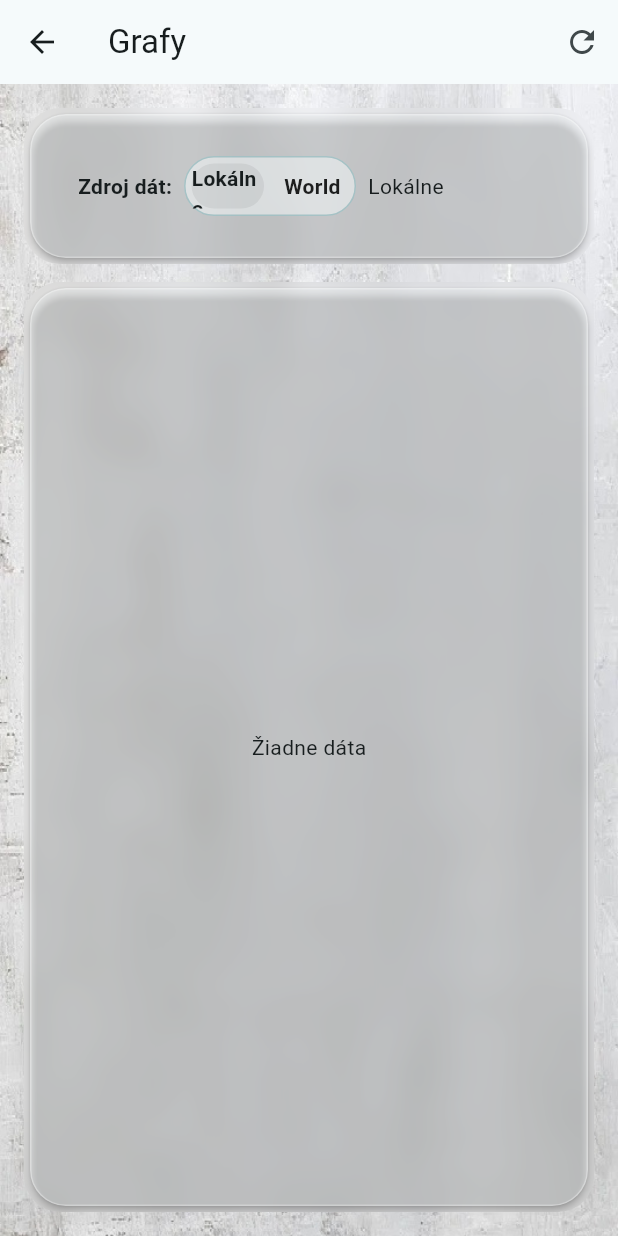
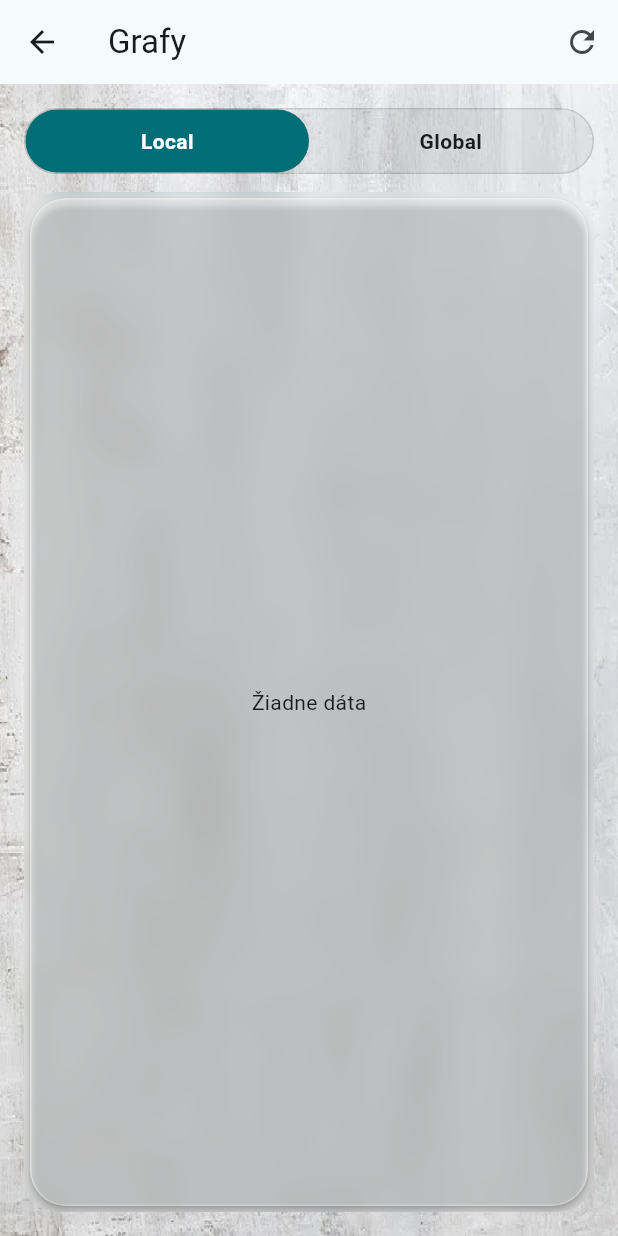
Before and after one commit to S4B4T0N/ExpitPollRequest, a Flutter app: the screen it shows after launch, after a tap on "Grafy", on a phone screen of 412 x 824 dp. Run offline on Flutter 3.47's test engine with Material 3 defaults, Android fonts, the phone set to English and light mode, and no system bars; our stand-ins replace pie_chart, sqflite, supabase_flutter; accounts and stored records are empty.

Commit message:
uprava vizualnej stranky aplikacie, zjednotenie stylu, teraz je cely vizual pod jednym suborom visual.dart, predtym uprava sinchronizacie z supabase aplikacia dokoncena traba   , dokumentaciu

```diff
--- /dev/null
+++ b/lib/config/visual/visual.dart
@@ -0,0 +1,258 @@
+// lib/config/visual/visual.dart
+import 'package:flutter/material.dart';
+
+/// Vizuál a paleta pre celú appku.
+/// Úpravy farieb sprav iba tu.
+class Visual {
+  const Visual._();
+
+  // === PALETA ===============================================================
+
+  /// Základná farba (teal/green).
+  static const Color primary = Color(0xFF006D77);
+
+  /// Svetlá “teal” pre akcenty.
+  static const Color primaryLight = Color(0xFF83C5BE);
+
+  /// Jemná sivá linka.
+  static const Color stroke = Color(0x1F000000);
+
+  /// Povrch pre sklo a odznaky v svetlom režime.
+  static Color surfaceLight(BuildContext c) => Colors.white.withOpacity(0.75);
+
+  /// Povrch pre sklo a odznaky v tmavom režime.
+  static Color surfaceDark(BuildContext c) => Colors.black.withOpacity(0.55);
+
+  // === HEADER / FOOTER =====================================================
+
+  /// Horný pás s názvom a voliteľným podtitulom + vertikálny “fade”.
+  static Widget header({
+    required BuildContext context,
+    required String title,
+    String? subtitle,
+  }) {
+    final isDark = Theme.of(context).brightness == Brightness.dark;
+    final bg = isDark ? Colors.black : Colors.white;
+    final fg = isDark ? Colors.white : Colors.black;
+
+    return Column(
+      mainAxisSize: MainAxisSize.min,
+      children: [
+        Container(
+          width: double.infinity,
+          color: bg,
+          padding: const EdgeInsets.fromLTRB(24, 18, 24, 12),
+          child: Column(
+            crossAxisAlignment: CrossAxisAlignment.start,
+            children: [
+              Text(
+                title,
+                textAlign: TextAlign.start,
+                style: Theme.of(context)
+                    .textTheme
+                    .headlineSmall
+                    ?.copyWith(color: fg, fontWeight: FontWeight.w700),
+              ),
+              if (subtitle != null) ...[
+                const SizedBox(height: 6),
+                Text(
+                  subtitle,
+                  style: Theme.of(context)
+                      .textTheme
+                      .bodyMedium
+                      ?.copyWith(color: fg.withOpacity(0.72)),
+                ),
+              ],
+            ],
+          ),
+        ),
+        // jemný gradient do obsahu
+        Container(
+          width: double.infinity,
+          height: 20,
+          decoration: BoxDecoration(
+            gradient: LinearGradient(
+              begin: Alignment.topCenter,
+              end: Alignment.bottomCenter,
+              colors: isDark
+                  ? [bg, bg.withOpacity(0.0)]
+                  : [bg, bg.withOpacity(0.0)],
+            ),
+          ),
+        ),
+      ],
+    );
+  }
+
+  /// Spodný pás s textom. Použi do `bottomNavigationBar: Visual.footer(context)`.
+  static Widget footer(BuildContext context, {String? text}) {
+    final isDark = Theme.of(context).brightness == Brightness.dark;
+    final bg = isDark ? Colors.black : Colors.white;
+    final fg = isDark ? Colors.white70 : Colors.black54;
+
+    return Column(
+      mainAxisSize: MainAxisSize.min,
+      children: [
+        // jemný gradient nahor
+        Container(
+          height: 12,
+          width: double.infinity,
+          decoration: BoxDecoration(
+            gradient: LinearGradient(
+              begin: Alignment.bottomCenter,
+              end: Alignment.topCenter,
+              colors: isDark
+                  ? [bg, bg.withOpacity(0.0)]
+                  : [bg, bg.withOpacity(0.0)],
+            ),
+          ),
+        ),
+        Container(
+          width: double.infinity,
+          color: bg,
+          padding: const EdgeInsets.symmetric(vertical: 10, horizontal: 16),
+          child: Text(
+            text ?? 'Autor: Tomáš Z.  •  Študentský projekt',
+            textAlign: TextAlign.center,
+            style: Theme.of(context).textTheme.bodySmall?.copyWith(color: fg),
+          ),
+        ),
+      ],
+    );
+  }
+
+  // === BADGE / OSTATNÉ =====================================================
+
+  /// Odznak s jednotným vzhľadom (napr. počet respondentov).
+  static Widget badge(BuildContext context, Widget child) {
+    final isDark = Theme.of(context).brightness == Brightness.dark;
+    final bg = isDark ? surfaceDark(context) : surfaceLight(context);
+    final border = Theme.of(context).colorScheme.outlineVariant;
+
+    return Container(
+      padding: const EdgeInsets.symmetric(vertical: 8, horizontal: 12),
+      decoration: BoxDecoration(
+        color: bg,
+        borderRadius: BorderRadius.circular(12),
+        border: Border.all(color: border),
+      ),
+      child: child,
+    );
+  }
+
+  /// Segmentový prepínač “Local / Global” v štýle “tabletky”.
+  /// [isLocal] = true => Local aktivný; false => Global aktivný.
+  static Widget segmentedLocalGlobal({
+    required BuildContext context,
+    required bool isLocal,
+    required ValueChanged<bool> onChanged,
+  }) {
+    final isDark = Theme.of(context).brightness == Brightness.dark;
+    final shell = isDark
+        ? Colors.white.withOpacity(0.08)
+        : Colors.black.withOpacity(0.06);
+
+    final activeBg = primary; // plný akcent
+    final activeFg = Colors.white;
+    final inactiveFg =
+        Theme.of(context).textTheme.bodyMedium?.color ?? Colors.black87;
+
+    return Container(
+      height: 44,
+      decoration: BoxDecoration(
+        color: shell,
+        borderRadius: BorderRadius.circular(24),
+        border: Border.all(color: stroke),
+      ),
+      child: Row(
+        children: [
+          // Local
+          Expanded(
+            child: InkWell(
+              borderRadius: BorderRadius.circular(24),
+              onTap: () => onChanged(true),
+              child: AnimatedContainer(
+                duration: const Duration(milliseconds: 180),
+                curve: Curves.easeOut,
+                decoration: BoxDecoration(
+                  color: isLocal ? activeBg : Colors.transparent,
+                  borderRadius: BorderRadius.circular(24),
+                ),
+                alignment: Alignment.center,
+                child: Padding(
+                  padding: const EdgeInsets.symmetric(horizontal: 8),
+                  child: Text(
+                    'Local',
+                    style: TextStyle(
+                      fontWeight: FontWeight.w700,
+                      color: isLocal ? activeFg : inactiveFg,
+                    ),
+                  ),
+                ),
+              ),
+            ),
+          ),
+          // Global
+          Expanded(
+            child: InkWell(
+              borderRadius: BorderRadius.circular(24),
+              onTap: () => onChanged(false),
+              child: AnimatedContainer(
+                duration: const Duration(milliseconds: 180),
+                curve: Curves.easeOut,
+                decoration: BoxDecoration(
+                  color: !isLocal ? activeBg : Colors.transparent,
+                  borderRadius: BorderRadius.circular(24),
+                ),
+                alignment: Alignment.center,
+                child: Padding(
+                  padding: const EdgeInsets.symmetric(horizontal: 8),
+                  child: Text(
+                    'Global',
+                    style: TextStyle(
+                      fontWeight: FontWeight.w700,
+                      color: !isLocal ? activeFg : inactiveFg,
+                    ),
+                  ),
+                ),
+              ),
+            ),
+          ),
+        ],
+      ),
+    );
+  }
+
+  // === POMOCNÉ STYLY PRE TLAČIDLÁ NA SKLE ==================================
+
+  /// Jednotný vzhľad “plných” tlačidiel na skle (bez zmeny logiky).
+  static ButtonStyle glassPrimaryButtonStyle(BuildContext context) {
+    final cs = Theme.of(context).colorScheme;
+    return ElevatedButton.styleFrom(
+      backgroundColor: primary,
+      foregroundColor: Colors.white,
+      textStyle: const TextStyle(fontSize: 16, fontWeight: FontWeight.w600),
+      padding: const EdgeInsets.symmetric(vertical: 16, horizontal: 16),
+      shape: RoundedRectangleBorder(borderRadius: BorderRadius.circular(16)),
+      elevation: 0,
+      shadowColor: Colors.transparent,
+      overlayColor: cs.onPrimary.withOpacity(0.06),
+    );
+  }
+
+  /// Sekundárne tlačidlo na skle.
+  static ButtonStyle glassSecondaryButtonStyle(BuildContext context) {
+    final isDark = Theme.of(context).brightness == Brightness.dark;
+    final bg = isDark ? surfaceDark(context) : surfaceLight(context);
+    final fg = Theme.of(context).colorScheme.onSurface;
+    return ElevatedButton.styleFrom(
+      backgroundColor: bg,
+      foregroundColor: fg,
+      textStyle: const TextStyle(fontSize: 16, fontWeight: FontWeight.w600),
+      padding: const EdgeInsets.symmetric(vertical: 16, horizontal: 16),
+      shape: RoundedRectangleBorder(borderRadius: BorderRadius.circular(16)),
+      elevation: 0,
+      shadowColor: Colors.transparent,
+    );
+  }
+}
--- a/lib/main.dart
+++ b/lib/main.dart
@@ -1,8 +1,10 @@
-// lib/main.dart
+// lib/main.dart  (iba vizuálne úpravy; logika bez zmeny)
 import 'dart:async';
 import 'package:flutter/material.dart';
 import 'package:supabase_flutter/supabase_flutter.dart';
+import 'package:uuid/uuid.dart';
 
+import 'package:exit_poll_request/config/visual/visual.dart';
 import 'package:exit_poll_request/data/app_db.dart';
 import 'package:exit_poll_request/data/people_store.dart';
 import 'package:exit_poll_request/data/supabase_sync.dart';
@@ -16,15 +18,43 @@ import 'package:exit_poll_request/screens/napoveda.dart';
 final themeMode = ValueNotifier<ThemeMode>(ThemeMode.system);
 bool _cloudEnabled = false;
 
+class _AutoPush {
+  static Timer? _t;
+  static void start({Duration interval = const Duration(seconds: 10)}) {
+    stop();
+    _t = Timer.periodic(interval, (_) => _tick());
+  }
+
+  static void stop() {
+    _t?.cancel();
+    _t = null;
+  }
+
+  static Future<void> _tick() async {
+    if (!_cloudEnabled) return;
+    try {
+      final all = await AppDb.i.getAllPersons();
+      if (all.isEmpty) {
+        debugPrint('[AutoPush] nothing to push');
+        return;
+      }
+      final pushed = await SupaSync.upsertAll(all);
+      debugPrint(
+          '[AutoPush] pushed=$pushed @ ${DateTime.now().toIso8601String()}');
+    } catch (e, st) {
+      debugPrint('[AutoPush] error: $e');
+      debugPrint('$st');
+    }
+  }
+}
+
 Future<void> main() async {
   WidgetsFlutterBinding.ensureInitialized();
 
   await Supabase.initialize(
     url: 'https://crxmeutmisfuaatrlalb.supabase.co',
     anonKey:
-        'eyJhbGciOiJIUzI1NiIsInR5cCI6IkpXVCJ9.eyJpc3MiOiJzdXBhYmFzZSIsInJlZiI6ImNy'
-        'eG1ldXRtaXNmdWFhdHJsYWxiIiwicm9sZSI6ImFub24iLCJpYXQiOjE3NjA5NTYxNDUsImV4'
-        'cCI6MjA3NjUzMjE0NX0._hM0-5D3-fKSqWv1Rb5STnRY40diP8kZdpsRldy-Ih0',
+        'eyJhbGciOiJIUzI1NiIsInR5cCI6IkpXVCJ9.eyJpc3MiOiJzdXBhYmFzZSIsInJlZiI6ImNyeG1ldXRtaXNmdWFhdHJsYWxiIiwicm9sZSI6ImFub24iLCJpYXQiOjE3NjA5NTYxNDUsImV4cCI6MjA3NjUzMjE0NX0._hM0-5D3-fKSqWv1Rb5STnRY40diP8kZdpsRldy-Ih0',
   );
   _cloudEnabled = true;
 
@@ -34,6 +64,7 @@ Future<void> main() async {
     ..clear()
     ..addAll(local);
 
+  _AutoPush.start();
   runApp(const ExitPollApp());
 }
 
@@ -51,13 +82,14 @@ class ExitPollApp extends StatelessWidget {
           themeMode: mode,
           theme: ThemeData(
             useMaterial3: true,
-            colorSchemeSeed: const Color(0xFF006D77),
+            colorSchemeSeed: Visual.primary,
             brightness: Brightness.light,
           ),
           darkTheme: ThemeData(
             useMaterial3: true,
-            colorSchemeSeed: const Color(0xFF83C5BE),
+            colorSchemeSeed: Visual.primaryLight,
             brightness: Brightness.dark,
+            appBarTheme: const AppBarTheme(backgroundColor: Visual.primary),
           ),
           home: const HomeScreen(),
         );
@@ -69,31 +101,40 @@ class ExitPollApp extends StatelessWidget {
 class HomeScreen extends StatelessWidget {
   const HomeScreen({super.key});
 
-  Future<void> _syncToCloud(BuildContext context) async {
-    if (!_cloudEnabled) {
+  String _genUuid() => const Uuid().v4();
+
+  Future<void> _openAddPerson(BuildContext context) async {
+    final result = await Navigator.of(context).push<Map<String, dynamic>?>(
+      MaterialPageRoute(builder: (_) => const PridajOsobu()),
+    );
+    if (result == null) return;
+
+    final p = Person(
+      uuid: _genUuid(),
+      name: (result['name'] as String?)?.trim() ?? '',
+      surname: (result['surname'] as String?)?.trim() ?? '',
+      age: (result['age'] as int?) ?? 0,
+      party: ((result['party'] as String?) ?? '').trim(),
+      kraj: (result['kraj'] as String?) ?? '',
+      okres: (result['okres'] as String?) ?? '',
+    );
+
+    try {
+      await AppDb.i.insertPerson(p);
+      PeopleStore.i.people
+        ..removeWhere((x) => x.uuid == p.uuid)
+        ..insert(0, p);
+      if (context.mounted) {
         ScaffoldMessenger.of(context).showSnackBar(
-        const SnackBar(content: Text('Cloud nie je nakonfigurovaný')),
+          const SnackBar(content: Text('Osoba uložená lokálne')),
         );
-      return;
       }
-    try {
-      final all = await AppDb.i.getAllPersons();
-      try {
-        await SupaSync.upsertAll(all);
-      } catch (_) {
-        for (final p in all) {
-          await SupaSync.upsertOne(p);
+    } catch (e) {
+      if (context.mounted) {
+        ScaffoldMessenger.of(context).showSnackBar(
+          SnackBar(content: Text('Ukladanie zlyhalo: $e')),
+        );
       }
-      }
-      if (!context.mounted) return;
-      ScaffoldMessenger.of(context).showSnackBar(
-        const SnackBar(content: Text('Sync hotový')),
-      );
-    } catch (e) {
-      if (!context.mounted) return;
-      ScaffoldMessenger.of(context).showSnackBar(
-        SnackBar(content: Text('Sync zlyhal: $e')),
-      );
     }
   }
 
@@ -109,112 +150,131 @@ class HomeScreen extends StatelessWidget {
       body: Stack(
         fit: StackFit.expand,
         children: [
+          // Pozadie
           Positioned.fill(child: bg),
-          Center(
+
+          // Layout: header hore, obsah pod ním
+          Column(
+            children: [
+              // HEADER s SafeArea, aby nešiel pod výrez/status bar
+              SafeArea(
+                bottom: false,
+                child: Visual.header(
+                  context: context,
+                  title: 'Exit Poll Request',
+                  subtitle: 'Zber a spracovanie údajov respondentov',
+                ),
+              ),
+
+              // OBSAH
+              Expanded(
+                child: Center(
                   child: Padding(
-              padding: const EdgeInsets.all(16),
-              child: GlassCard(
-                child: Padding(
-                  padding: const EdgeInsets.all(20),
+                    padding: const EdgeInsets.symmetric(horizontal: 16),
                     child: Column(
                       mainAxisSize: MainAxisSize.min,
                       children: [
-                      const Text(
-                        'Exit Poll Request',
-                        textAlign: TextAlign.center,
-                        style: TextStyle(
-                          fontSize: 28,
-                          fontWeight: FontWeight.w700,
+                        GlassCard(
+                          child: Column(
+                            mainAxisSize: MainAxisSize.min,
+                            children: [
+                              _navBtnFull(
+                                context: context,
+                                label: 'Pridať osobu',
+                                icon: Icons.person_add_alt_1,
+                                onTap: () => _openAddPerson(context),
+                              ),
+                              const SizedBox(height: 12),
+                              _navBtnFull(
+                                context: context,
+                                label: 'Grafy',
+                                icon: Icons.pie_chart,
+                                onTap: () => Navigator.of(context).push(
+                                  MaterialPageRoute(
+                                    builder: (_) => const GrafyScreen(),
+                                  ),
+                                ),
+                              ),
+                              const SizedBox(height: 12),
+                              _navBtnFull(
+                                context: context,
+                                label: 'Nastavenia',
+                                icon: Icons.settings,
+                                onTap: () => Navigator.of(context).push(
+                                  MaterialPageRoute(
+                                    builder: (_) => const NastaveniaScreen(),
+                                  ),
+                                ),
+                              ),
+                              const SizedBox(height: 12),
+                              _navBtnFull(
+                                context: context,
+                                label: 'Nápoveda',
+                                icon: Icons.help_outline,
+                                onTap: () => Navigator.of(context).push(
+                                  MaterialPageRoute(
+                                    builder: (_) => const NapovedaScreen(),
+                                  ),
+                                ),
+                              ),
+                            ],
                           ),
                         ),
                         const SizedBox(height: 16),
-                      Wrap(
-                        spacing: 12,
-                        runSpacing: 12,
-                        alignment: WrapAlignment.center,
-                        children: [
-                          _navBtn(
-                            context: context,
-                            label: 'Pridať osobu',
-                            icon: Icons.person_add_alt_1,
-                            color: Theme.of(context).colorScheme.primary,
-                            builder: (ctx) => const PridajOsobu(),
-                          ),
-                          _navBtn(
-                            context: context,
-                            label: 'Grafy',
-                            icon: Icons.pie_chart,
-                            color: Theme.of(context).colorScheme.secondary,
-                            builder: (ctx) => const GrafyScreen(),
-                          ),
-                          _navBtn(
-                            context: context,
-                            label: 'Nastavenia',
-                            icon: Icons.settings,
-                            color: Theme.of(context).colorScheme.tertiary,
-                            builder: (ctx) => const NastaveniaScreen(),
-                          ),
-                          _navBtn(
-                            context: context,
-                            label: 'Nápoveda',
-                            icon: Icons.help_outline,
-                            color:
-                                Theme.of(context).colorScheme.primaryContainer,
-                            builder: (ctx) => const NapovedaScreen(),
-                          ),
-                          ElevatedButton.icon(
-                            onPressed: () => _syncToCloud(context),
-                            icon: const Icon(Icons.sync),
-                            label: const Text('Sync → Cloud'),
-                          ),
+                        _respondentCountBadge(context),
                       ],
-                      ),
-                    ],
-                  ),
                     ),
                   ),
                 ),
               ),
             ],
           ),
-      bottomNavigationBar: SafeArea(
-        top: false,
-        child: Padding(
-          padding: const EdgeInsets.symmetric(vertical: 10, horizontal: 16),
-          child: Text(
-            'Autor: Tomáš Z.  •  Študentský projekt',
-            textAlign: TextAlign.center,
-            style: Theme.of(context).textTheme.bodySmall,
+        ],
       ),
-        ),
-      ),
+
+      // FOOTER
+      bottomNavigationBar: Visual.footer(context),
     );
   }
 
-  Widget _navBtn({
+  Widget _respondentCountBadge(BuildContext context) {
+    final countStream = Stream<int>.periodic(
+      const Duration(seconds: 5),
+      (_) => 0,
+    ).asyncMap((_) async => (await AppDb.i.getAllPersons()).length);
+
+    return StreamBuilder<int>(
+      stream: countStream,
+      builder: (context, snap) {
+        final n = snap.data ?? 0;
+        return Visual.badge(
+          context,
+          Row(
+            mainAxisSize: MainAxisSize.min,
+            children: [
+              const Icon(Icons.group, size: 18),
+              const SizedBox(width: 8),
+              Text('Počet respondentov: $n'),
+            ],
+          ),
+        );
+      },
+    );
+  }
+
+  Widget _navBtnFull({
     required BuildContext context,
     required String label,
     required IconData icon,
-    required Color color,
-    required WidgetBuilder builder,
+    required VoidCallback onTap,
   }) {
-    return ElevatedButton.icon(
-      onPressed: () => Navigator.of(context).push(
-        MaterialPageRoute(builder: builder),
-      ),
+    return SizedBox(
+      width: 300,
+      child: ElevatedButton.icon(
+        onPressed: onTap,
         icon: Icon(icon),
         label: Text(label),
-      style: ElevatedButton.styleFrom(
-        backgroundColor: color,
-        foregroundColor: Colors.white,
-        padding: const EdgeInsets.symmetric(vertical: 14, horizontal: 16),
-        textStyle: const TextStyle(
-          fontSize: 16,
-          fontWeight: FontWeight.w600,
-        ),
-        shape: RoundedRectangleBorder(
-          borderRadius: BorderRadius.circular(16),
-        ),
+        style: Visual.glassSecondaryButtonStyle(context),
       ),
     );
   }
--- a/lib/screens/grafy.dart
+++ b/lib/screens/grafy.dart
@@ -1,13 +1,13 @@
-// lib/screens/grafy.dart
+// lib/screens/grafy.dart  (iba vizuálna konzistencia; logika bez zmeny)
 import 'dart:async';
 import 'package:flutter/material.dart';
 import 'package:pie_chart/pie_chart.dart';
 
+import 'package:exit_poll_request/config/visual/visual.dart';
 import 'package:exit_poll_request/data/app_db.dart';
-import 'package:exit_poll_request/widgets/glass_card.dart';
-import 'package:exit_poll_request/widgets/scope_toggle.dart';
 import 'package:exit_poll_request/data/people_store.dart';
 import 'package:exit_poll_request/data/world_repository.dart';
+import 'package:exit_poll_request/widgets/glass_card.dart';
 
 class GrafyScreen extends StatefulWidget {
   const GrafyScreen({super.key});
@@ -17,7 +17,7 @@ class GrafyScreen extends StatefulWidget {
 }
 
 class _GrafyScreenState extends State<GrafyScreen> {
-  ScopeSide _side = ScopeSide.left; // left=Lokálne, right=World
+  bool _isLocal = true; // true=Local, false=Global
   Future<List<Person>>? _future;
 
   @override
@@ -25,8 +25,6 @@ class _GrafyScreenState extends State<GrafyScreen> {
     super.initState();
     _future = _load();
   }
-
-  bool get _isLocal => _side == ScopeSide.left;
 
   Future<List<Person>> _load() async {
     if (_isLocal) return AppDb.i.getAllPersons();
@@ -112,45 +110,18 @@ class _GrafyScreenState extends State<GrafyScreen> {
               padding: const EdgeInsets.all(16),
               child: Column(
                 children: [
-                  GlassCard(
-                    child: Padding(
-                      padding: const EdgeInsets.symmetric(
-                        horizontal: 12,
-                        vertical: 8,
-                      ),
-                      child: Row(
-                        children: [
-                          const Text(
-                            'Zdroj dát:',
-                            style: TextStyle(fontWeight: FontWeight.w600),
-                          ),
-                          const SizedBox(width: 8),
-                          Flexible(
-                            child: Align(
+                  // segment v jednotnom štýle
+                  Align(
                     alignment: Alignment.centerLeft,
-                              child: ScopeToggle(
-                                value: _side,
-                                leftLabel: 'Lokálne',
-                                rightLabel: 'World',
+                    child: Visual.segmentedLocalGlobal(
+                      context: context,
+                      isLocal: _isLocal,
                       onChanged: (v) {
                         setState(() {
-                                    _side = v;
+                          _isLocal = v;
                           _future = _load();
                         });
                       },
-                              ),
-                            ),
-                          ),
-                          const SizedBox(width: 8),
-                          Flexible(
-                            child: Text(
-                              _isLocal ? 'Lokálne' : 'World (Cloud)',
-                              overflow: TextOverflow.ellipsis,
-                              softWrap: false,
-                            ),
-                          ),
-                        ],
-                      ),
                     ),
                   ),
                   const SizedBox(height: 12),
--- a/lib/widgets/glass_card.dart
+++ b/lib/widgets/glass_card.dart
@@ -1,3 +1,4 @@
+// lib/widgets/glass_card.dart
 import 'dart:ui' show ImageFilter;
 import 'package:flutter/material.dart';
 
@@ -8,7 +9,6 @@ class GlassCard extends StatelessWidget {
 
   @override
   Widget build(BuildContext context) {
-    final cs = Theme.of(context).colorScheme;
     return ClipRRect(
       borderRadius: BorderRadius.circular(24),
       child: BackdropFilter(
@@ -25,9 +25,13 @@ class GlassCard extends StatelessWidget {
                 width: 1,
               ),
             ),
-            color: cs.surface.withValues(alpha: 0.32),
+            color:
+                Theme.of(context).colorScheme.surface.withValues(alpha: 0.32),
             surfaceTintColor: Colors.white,
-            child: Padding(padding: const EdgeInsets.all(20), child: child),
+            child: Padding(
+              padding: const EdgeInsets.all(20),
+              child: child,
+            ),
           ),
         ),
       ),
--- a/pubspec.yaml
+++ b/pubspec.yaml
@@ -14,6 +14,7 @@ dependencies:
   path: ^1.9.0
   path_provider: ^2.1.4
   supabase_flutter: ^2.5.6
+  uuid: ^4.5.1
 
 dev_dependencies:
   flutter_test:
```
Also changed, not shown: lib/data/supabase_sync.dart (+58 -18 lines), lib/data/world_repository.dart (+15 -16 lines), pubspec.lock. Lines whose indentation alone changed are shown as unchanged.
